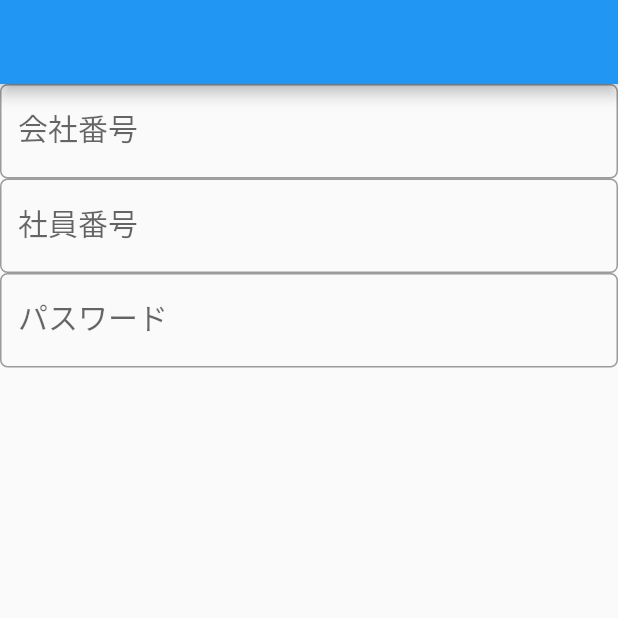
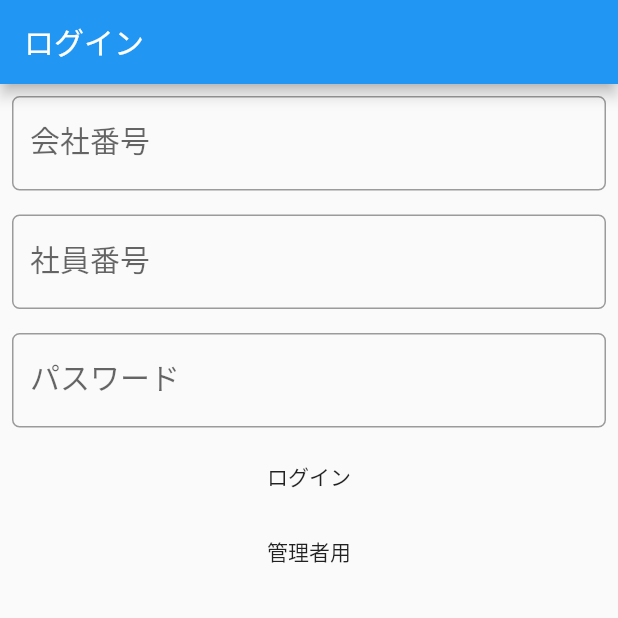
Before and after one commit to kura-kento/attendance, a Flutter app: the screen it shows after launch, on a phone screen of 412 x 824 dp, the top half of it. Run offline on Flutter 3.47's test engine with Material 2 defaults, Android fonts, the phone set to English and light mode, and no system bars; our stand-ins replace firebase_database, qr_flutter, shared_preferences; missing offline and left inert: barcode_scan; accounts and stored records are empty.

Commit message:
ログイン機能追加

```diff
--- a/lib/main.dart
+++ b/lib/main.dart
@@ -1,5 +1,7 @@
+import 'package:attendance_app/screens/input_page.dart';
 import 'package:attendance_app/screens/login_page.dart';
 import 'package:attendance_app/screens/qr_scan.dart';
+import 'package:attendance_app/utils/shared_prefs.dart';
 import 'package:flutter/material.dart';
 
 void main() {
@@ -19,14 +21,28 @@ class MyApp extends StatelessWidget {
       ),
       home: FutureBuilder(
         builder: (BuildContext context ,AsyncSnapshot snapshot) {
-          //ログイン中ならscan画面に
-          if(false){
-            return QrScan(title: 'Flutter Demo Home Page');
+          if(snapshot.hasData){
+            return snapshot.data;
           }else{
-            return LoginPage();
+            return Scaffold(
+              body: Center(
+                child: CircularProgressIndicator(),
+              ),
+            );
           }
         },
+        future: setting(),
       )
     );
   }
+  Future<Widget> setting()async{
+    //await SystemChrome.setPreferredOrientations([DeviceOrientation.portraitUp]);
+    await SharedPrefs.setInstance();
+    //ログイン中ならscan画面に
+    if(SharedPrefs.getLogin() != "null"){
+      return QrScan(title: 'Flutter Demo Home Page');
+    }else{
+      return InputPage(inputMode: InputMode.login,);
+    }
+  }
 }
--- /dev/null
+++ b/lib/screens/input_page.dart
@@ -0,0 +1,181 @@
+import 'package:attendance_app/main.dart';
+import 'package:attendance_app/models/user.dart';
+import 'package:attendance_app/utils/shared_prefs.dart';
+import 'package:firebase_database/firebase_database.dart';
+import 'package:flutter/material.dart';
+
+enum InputMode{
+  login,
+  admin_create,
+  employee_create
+}
+
+
+class InputPage extends StatefulWidget {
+
+  InputPage({Key key, this.inputMode}) : super(key: key);
+
+  final InputMode inputMode;
+
+  @override
+  _InputPageState createState() => _InputPageState();
+}
+
+class _InputPageState extends State<InputPage> {
+
+  TextEditingController companyController = TextEditingController();
+  TextEditingController employeeController = TextEditingController();
+  TextEditingController password = TextEditingController();
+
+  final _mainReference = FirebaseDatabase.instance.reference().child("Users");
+  List<User> entries = List();
+
+  initState() {
+    super.initState();
+    _mainReference.onChildAdded.listen(_onUserAdded);
+  }
+
+  _onUserAdded(Event e) {
+    entries.add(User.fromSnapShot(e.snapshot));
+    setState((){});
+  }
+
+  @override
+  Widget build(BuildContext context) {
+
+    return Scaffold(
+        appBar: AppBar(
+          title: Text(widget.inputMode == InputMode.login ? "ログイン": "それ以外"),
+        ),
+        body: GestureDetector(
+          onTap: () => FocusScope.of(context).requestFocus(FocusNode()),
+          child: Column(
+            children: [
+              Column(children: loginFormList()),
+              btnMode(),
+            ],
+          ),
+        )
+    );
+
+  }
+  List<Widget>loginFormList(){
+    List<String> titles = ['会社番号','社員番号','パスワード'];
+    List<TextEditingController> controllers = [companyController,employeeController,password];
+
+    List<Map<String, dynamic>> mapList = <Map<String, dynamic>>[];
+    for(int i=0;i < titles.length ;i++){
+      mapList.add({
+        "title" : titles[i],
+        "controller" : TextEditingController()
+      });
+    }
+    TextStyle textStyle = Theme.of(context).textTheme.title;
+
+    List<Widget> _cache = <Widget>[];
+    for(int i = 0;i<titles.length;i++){
+      _cache.add(
+        Padding(
+          padding: EdgeInsets.all(8.0),
+          child: TextField(
+            controller: controllers[i],
+            style: textStyle,
+            decoration: InputDecoration(
+                labelText: titles[i],
+                border: OutlineInputBorder(
+                    borderRadius: BorderRadius.circular(5.0)
+                )
+            ),
+          ),
+        ),
+      );
+    }
+    return _cache;
+  }
+  loginJudge()async{
+    var b;
+    b = entries.where((user) => user.companyId == companyController.text &&
+                                user.employeeId == employeeController.text &&
+                                user.password == password.text).toList();
+    if(b.length != 0){
+      print(b[0].key);
+      //hashcodeに変更
+      SharedPrefs.setLogin(b[0].key);
+      await Navigator.of(context).push(
+        MaterialPageRoute(
+          builder: (context) {
+            return MyApp();
+          },
+        ),
+      );
+      setState(() {});
+    }else{
+      print("失敗しました。");
+    }
+  }
+  Widget btnMode(){
+
+    if(widget.inputMode == InputMode.login){
+      return Column(
+        children: [
+          InkWell(
+            child:Container(
+                height: 50,
+                child: Center(child:Text("ログイン"))),
+            onTap: ()async{
+              await loginJudge();
+              setState(() {});
+            },
+          ),
+          InkWell(
+            child:Container(
+                height: 50,
+                child: Center(child:Text("管理者用"))),
+            onTap: () async{
+              await Navigator.of(context).push(
+                MaterialPageRoute(
+                  builder: (context) {
+                    return InputPage(inputMode: InputMode.admin_create);
+                  },
+                ),
+              );
+              setState(() {});
+            },
+          ),
+        ],
+      );
+    }else if(widget.inputMode == InputMode.admin_create){
+      return InkWell(
+        child:Container(
+            height: 50,
+            child: Center(child:Text("新規登録"))),
+        onTap: ()async{
+          await save();
+          setState(() {});
+        },
+      );
+    }else{
+      return InkWell(
+        child:Container(
+            height: 50,
+            child: Center(child:Text("社員追加"))),
+        onTap: ()async{
+          await save();
+          setState(() {});
+        },
+      );
+    }
+
+  }
+  save(){
+    var _cache;
+    _cache = _mainReference.push().set(User(companyController.text, employeeController.text,password.text).toJson());
+  //  _textEditController.clear();
+    FocusScope.of(context).requestFocus(FocusNode());
+    if(widget.inputMode == InputMode.admin_create){
+      //ログイン状態いじ
+      print(_cache.key);
+      SharedPrefs.setLogin(_cache.key);
+    }
+  }
+}
--- /dev/null
+++ b/lib/utils/shared_prefs.dart
@@ -0,0 +1,19 @@
+
+import 'package:shared_preferences/shared_preferences.dart';
+
+class SharedPrefs {
+
+  static final login = 'login';
+
+  static SharedPreferences _sharedPreferences;
+
+  static Future<void> setInstance() async {
+    if (null != _sharedPreferences) return;
+    _sharedPreferences = await SharedPreferences.getInstance();
+  }
+
+  static Future<bool> setLogin(String value) => _sharedPreferences.setString(login, value);
+  static String getLogin() => _sharedPreferences.getString(login) ?? 'null';
+
+
+}
```
Also changed, not shown: lib/screens/login_page.dart (+76 -9 lines), lib/screens/qr_scan.dart (+31 -1 lines), lib/screens/user_page.dart (+32 -53 lines), pubspec.yaml (+6 -1 lines), pubspec.lock, 1 other file.
